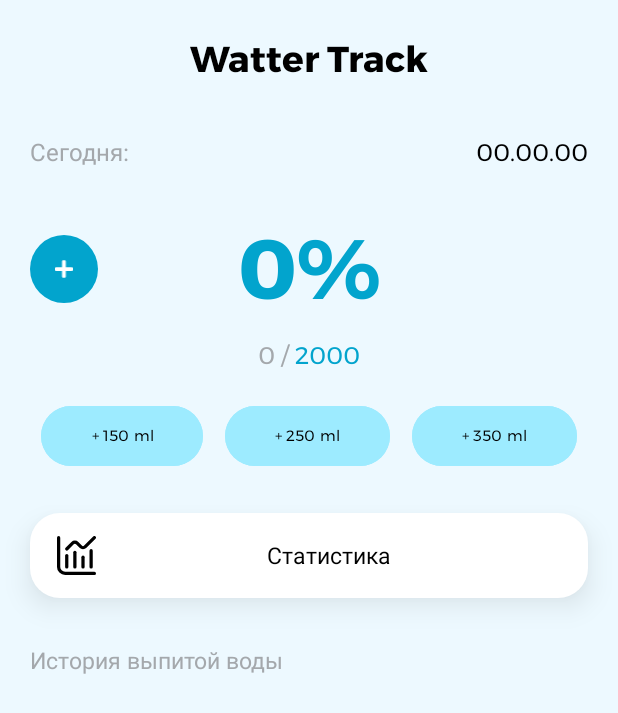
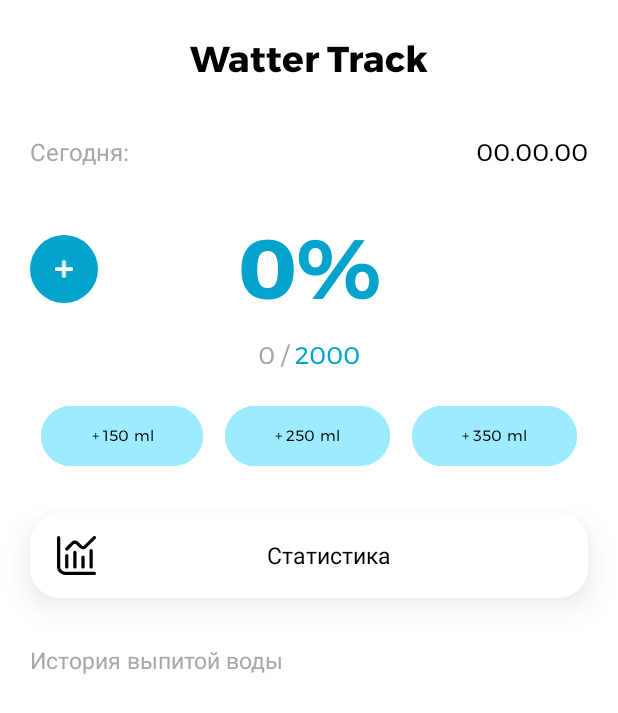
Before and after one commit to HutsonR/WatterCount, an Android app: the layout activity_main.xml on its own in the app's theme, with its tools: preview values and no code run, on a phone screen of 412 x 824 dp. Shown: the top 713 px of the screen. Run offline under Robolectric (Android 15) with nearby library versions, the phone set to English and light mode, and no system bars.

Commit message:
change-bg

```diff
--- a/app/src/main/res/layout/activity_main.xml
+++ b/app/src/main/res/layout/activity_main.xml
@@ -5,7 +5,7 @@
     android:layout_width="match_parent"
     android:layout_height="match_parent"
     android:orientation="vertical"
-    android:background="@color/buttonBackgroundInactive"
+    android:background="@color/backgroundMain"
     tools:context=".MainActivity">
 
 
```
